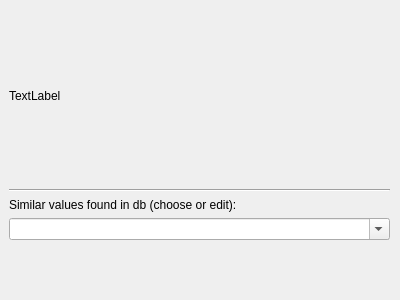
Qt form ui/not_found_gui.ui (jkall/qgis-midvatten-plugin) before a commit.
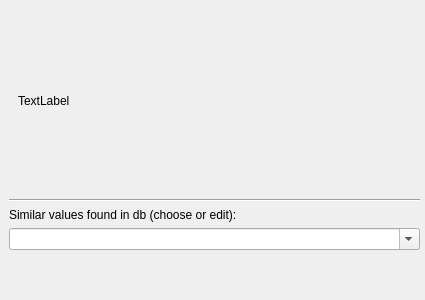
The same form after that commit.

Diff of the .ui file:
```diff
--- a/ui/not_found_gui.ui
+++ b/ui/not_found_gui.ui
@@ -9,22 +9,34 @@
    <rect>
     <x>0</x>
     <y>0</y>
-    <width>400</width>
+    <width>425</width>
     <height>300</height>
    </rect>
   </property>
+  <property name="sizePolicy">
+   <sizepolicy hsizetype="MinimumExpanding" vsizetype="MinimumExpanding">
+    <horstretch>0</horstretch>
+    <verstretch>0</verstretch>
+   </sizepolicy>
+  </property>
   <property name="windowTitle">
    <string>Failure</string>
   </property>
   <widget class="QDialogButtonBox" name="buttonBox">
    <property name="geometry">
     <rect>
-     <x>30</x>
-     <y>250</y>
+     <x>40</x>
+     <y>260</y>
      <width>341</width>
      <height>32</height>
     </rect>
    </property>
+   <property name="sizePolicy">
+    <sizepolicy hsizetype="MinimumExpanding" vsizetype="Fixed">
+     <horstretch>0</horstretch>
+     <verstretch>0</verstretch>
+    </sizepolicy>
+   </property>
    <property name="orientation">
     <enum>Qt::Horizontal</enum>
    </property>
@@ -37,20 +49,96 @@
     <rect>
      <x>9</x>
      <y>9</y>
-     <width>381</width>
-     <height>231</height>
+     <width>411</width>
+     <height>241</height>
     </rect>
    </property>
    <layout class="QVBoxLayout" name="verticalLayout">
+    <property name="sizeConstraint">
+     <enum>QLayout::SetMinimumSize</enum>
+    </property>
     <item>
-     <widget class="QLabel" name="label">
-      <property name="text">
-       <string>TextLabel</string>
+     <widget class="QScrollArea" name="scrollArea">
+      <property name="sizePolicy">
+       <sizepolicy hsizetype="MinimumExpanding" vsizetype="MinimumExpanding">
+        <horstretch>0</horstretch>
+        <verstretch>0</verstretch>
+       </sizepolicy>
       </property>
+      <property name="minimumSize">
+       <size>
+        <width>400</width>
+        <height>150</height>
+       </size>
+      </property>
+      <property name="frameShape">
+       <enum>QFrame::NoFrame</enum>
+      </property>
+      <property name="frameShadow">
+       <enum>QFrame::Sunken</enum>
+      </property>
+      <property name="widgetResizable">
+       <bool>true</bool>
+      </property>
+      <widget class="QWidget" name="scrollAreaWidgetContents">
+       <property name="geometry">
+        <rect>
+         <x>0</x>
+         <y>0</y>
+         <width>409</width>
+         <height>168</height>
+        </rect>
+       </property>
+       <property name="sizePolicy">
+        <sizepolicy hsizetype="MinimumExpanding" vsizetype="MinimumExpanding">
+         <horstretch>0</horstretch>
+         <verstretch>0</verstretch>
+        </sizepolicy>
+       </property>
+       <property name="minimumSize">
+        <size>
+         <width>400</width>
+         <height>150</height>
+        </size>
+       </property>
+       <layout class="QVBoxLayout" name="verticalLayout_2">
+        <property name="sizeConstraint">
+         <enum>QLayout::SetMinimumSize</enum>
+        </property>
+        <item>
+         <widget class="QLabel" name="label">
+          <property name="sizePolicy">
+           <sizepolicy hsizetype="MinimumExpanding" vsizetype="MinimumExpanding">
+            <horstretch>0</horstretch>
+            <verstretch>0</verstretch>
+           </sizepolicy>
+          </property>
+          <property name="minimumSize">
+           <size>
+            <width>390</width>
+            <height>140</height>
+           </size>
+          </property>
+          <property name="text">
+           <string>TextLabel</string>
+          </property>
+          <property name="wordWrap">
+           <bool>true</bool>
+          </property>
+         </widget>
+        </item>
+       </layout>
+      </widget>
      </widget>
     </item>
     <item>
      <widget class="Line" name="line">
+      <property name="sizePolicy">
+       <sizepolicy hsizetype="Expanding" vsizetype="Fixed">
+        <horstretch>0</horstretch>
+        <verstretch>0</verstretch>
+       </sizepolicy>
+      </property>
       <property name="orientation">
        <enum>Qt::Horizontal</enum>
       </property>
@@ -71,6 +159,12 @@
     </item>
     <item>
      <widget class="QComboBox" name="comboBox">
+      <property name="sizePolicy">
+       <sizepolicy hsizetype="MinimumExpanding" vsizetype="Fixed">
+        <horstretch>0</horstretch>
+        <verstretch>0</verstretch>
+       </sizepolicy>
+      </property>
       <property name="editable">
        <bool>true</bool>
       </property>
```
